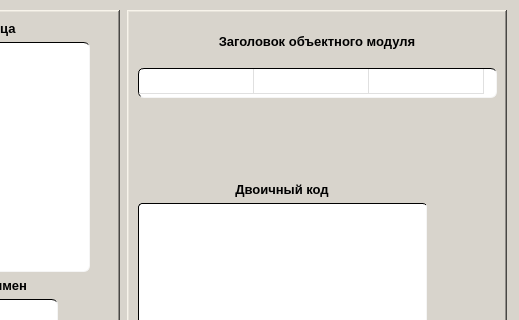
First picture: the form in 7th-semester/System Programming/SP_Lab_1/mainwindow.ui, repository GReaTeAssaSiN/uni-assignments, before the edit; both pictures show x 657 to 1176 and y 0 to 320 of the 1176 by 751 pixel window.
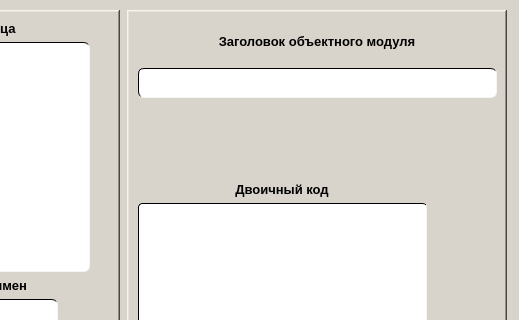
Second picture: the form after the edit. Icons and pictures are not drawn.

Diff of the .ui file:
```diff
--- a/7th-semester/System Programming/SP_Lab_1/mainwindow.ui
+++ b/7th-semester/System Programming/SP_Lab_1/mainwindow.ui
@@ -873,21 +873,6 @@
              <string>Новая строка</string>
             </property>
            </row>
-           <column>
-            <property name="text">
-             <string>Новый столбец</string>
-            </property>
-           </column>
-           <column>
-            <property name="text">
-             <string>Новый столбец</string>
-            </property>
-           </column>
-           <column>
-            <property name="text">
-             <string>Новый столбец</string>
-            </property>
-           </column>
           </widget>
          </item>
         </layout>
```
Left out of the diff: 1 changed line with no effect on the pictures.
